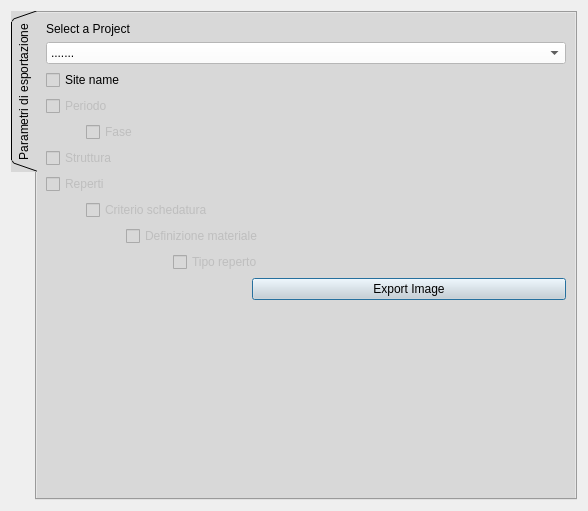
Qt form gui/ui/Images_directory_export.ui (enzococca/HFF) before a commit.
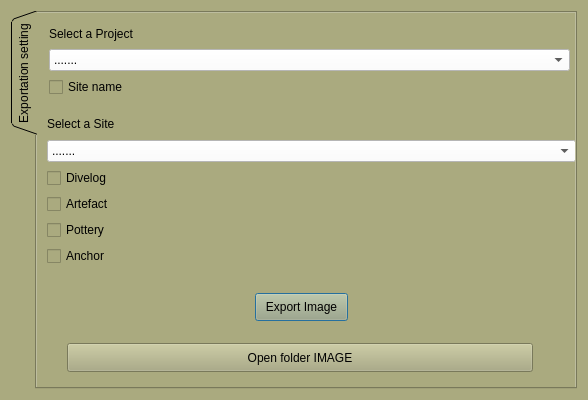
The same form after that commit. Icons and pictures are not drawn.

Commit message: export excel

What changed in the file:
```diff
--- a/gui/ui/Images_directory_export.ui
+++ b/gui/ui/Images_directory_export.ui
@@ -13,7 +13,7 @@
     <x>0</x>
     <y>0</y>
     <width>588</width>
-    <height>511</height>
+    <height>400</height>
    </rect>
   </property>
   <property name="minimumSize">
@@ -38,6 +38,9 @@
    <iconset>
     <normaloff>:/icons/directoryExp.png</normaloff>:/icons/directoryExp.png</iconset>
   </property>
+  <property name="styleSheet">
+   <string notr="true">background-color: rgb(170, 170, 127);</string>
+  </property>
   <layout class="QGridLayout" name="gridLayout_2">
    <item row="0" column="0">
     <widget class="QTabWidget" name="tabWidget">
@@ -48,7 +51,7 @@
       </sizepolicy>
      </property>
      <property name="styleSheet">
-      <string notr="true">background-color: rgb(216, 216, 216);</string>
+      <string notr="true">background-color: rgb(170, 170, 127);</string>
      </property>
      <property name="tabPosition">
       <enum>QTabWidget::West</enum>
@@ -61,365 +64,266 @@
      </property>
      <widget class="QWidget" name="tab">
       <attribute name="title">
-       <string>Parametri di esportazione</string>
+       <string>Exportation setting</string>
       </attribute>
-      <layout class="QFormLayout" name="formLayout">
-       <item row="1" column="0" colspan="2">
-        <layout class="QGridLayout" name="gridLayout">
-         <property name="sizeConstraint">
-          <enum>QLayout::SetFixedSize</enum>
-         </property>
-         <item row="6" column="0" colspan="5">
-          <layout class="QHBoxLayout" name="horizontalLayout_5">
-           <item>
-            <layout class="QHBoxLayout" name="horizontalLayout_3">
-             <item>
-              <spacer name="horizontalSpacer_2">
-               <property name="orientation">
-                <enum>Qt::Horizontal</enum>
-               </property>
-               <property name="sizeHint" stdset="0">
-                <size>
-                 <width>40</width>
-                 <height>20</height>
-                </size>
-               </property>
-              </spacer>
-             </item>
-             <item>
-              <widget class="QCheckBox" name="checkBox_criterio_schedatura">
-               <property name="enabled">
-                <bool>false</bool>
-               </property>
-               <property name="text">
-                <string>Criterio schedatura</string>
-               </property>
-              </widget>
-             </item>
-            </layout>
-           </item>
-           <item>
-            <spacer name="horizontalSpacer_5">
-             <property name="orientation">
-              <enum>Qt::Horizontal</enum>
-             </property>
-             <property name="sizeHint" stdset="0">
-              <size>
-               <width>40</width>
-               <height>20</height>
-              </size>
-             </property>
-            </spacer>
-           </item>
-          </layout>
-         </item>
-         <item row="5" column="2" colspan="4">
-          <spacer name="horizontalSpacer_10">
-           <property name="orientation">
-            <enum>Qt::Horizontal</enum>
-           </property>
-           <property name="sizeHint" stdset="0">
-            <size>
-             <width>438</width>
-             <height>20</height>
-            </size>
-           </property>
-          </spacer>
-         </item>
-         <item row="2" column="3" colspan="3">
-          <spacer name="horizontalSpacer_8">
-           <property name="orientation">
-            <enum>Qt::Horizontal</enum>
-           </property>
-           <property name="sizeHint" stdset="0">
-            <size>
-             <width>408</width>
-             <height>20</height>
-            </size>
-           </property>
-          </spacer>
-         </item>
-         <item row="4" column="2" colspan="4">
-          <spacer name="horizontalSpacer_9">
-           <property name="orientation">
-            <enum>Qt::Horizontal</enum>
-           </property>
-           <property name="sizeHint" stdset="0">
-            <size>
-             <width>438</width>
-             <height>20</height>
-            </size>
-           </property>
-          </spacer>
-         </item>
-         <item row="7" column="0" colspan="5">
-          <layout class="QHBoxLayout" name="horizontalLayout_2">
-           <item>
-            <spacer name="horizontalSpacer_3">
-             <property name="orientation">
-              <enum>Qt::Horizontal</enum>
-             </property>
-             <property name="sizeType">
-              <enum>QSizePolicy::Minimum</enum>
-             </property>
-             <property name="sizeHint" stdset="0">
-              <size>
-               <width>80</width>
-               <height>20</height>
-              </size>
-             </property>
-            </spacer>
-           </item>
-           <item>
-            <widget class="QCheckBox" name="checkBox_definizione_materiale">
-             <property name="enabled">
-              <bool>false</bool>
-             </property>
-             <property name="text">
-              <string>Definizione materiale</string>
-             </property>
-            </widget>
-           </item>
-          </layout>
-         </item>
-         <item row="7" column="5">
-          <spacer name="horizontalSpacer_12">
-           <property name="orientation">
-            <enum>Qt::Horizontal</enum>
-           </property>
-           <property name="sizeHint" stdset="0">
-            <size>
-             <width>170</width>
-             <height>20</height>
-            </size>
-           </property>
-          </spacer>
-         </item>
-         <item row="6" column="5">
-          <spacer name="horizontalSpacer_11">
-           <property name="orientation">
-            <enum>Qt::Horizontal</enum>
-           </property>
-           <property name="sizeHint" stdset="0">
-            <size>
-             <width>288</width>
-             <height>20</height>
-            </size>
-           </property>
-          </spacer>
-         </item>
-         <item row="8" column="0" colspan="5">
-          <layout class="QHBoxLayout" name="horizontalLayout">
-           <item>
-            <spacer name="horizontalSpacer_4">
-             <property name="orientation">
-              <enum>Qt::Horizontal</enum>
-             </property>
-             <property name="sizeType">
-              <enum>QSizePolicy::Expanding</enum>
-             </property>
-             <property name="sizeHint" stdset="0">
-              <size>
-               <width>120</width>
-               <height>20</height>
-              </size>
-             </property>
-            </spacer>
-           </item>
-           <item>
-            <widget class="QCheckBox" name="checkBox_tipo_reperto">
-             <property name="enabled">
-              <bool>false</bool>
-             </property>
-             <property name="text">
-              <string>Tipo reperto</string>
-             </property>
-            </widget>
-           </item>
-          </layout>
-         </item>
-         <item row="1" column="0">
-          <widget class="QCheckBox" name="checkBox_periodo">
-           <property name="enabled">
-            <bool>false</bool>
-           </property>
+      <widget class="QPushButton" name="pushButton_exp_icons">
+       <property name="geometry">
+        <rect>
+         <x>218</x>
+         <y>280</y>
+         <width>93</width>
+         <height>28</height>
+        </rect>
+       </property>
+       <property name="text">
+        <string>Export Image</string>
+       </property>
+      </widget>
+      <widget class="QWidget" name="layoutWidget">
+       <property name="geometry">
+        <rect>
+         <x>12</x>
+         <y>12</y>
+         <width>521</width>
+         <height>72</height>
+        </rect>
+       </property>
+       <layout class="QGridLayout" name="gridLayout">
+        <item row="0" column="0">
+         <widget class="QLabel" name="label">
+          <property name="text">
+           <string>Select a Project</string>
+          </property>
+         </widget>
+        </item>
+        <item row="2" column="0">
+         <widget class="QCheckBox" name="checkBox_SITE">
+          <property name="styleSheet">
+           <string notr="true">selection-background-color: rgb(255, 255, 255);</string>
+          </property>
+          <property name="text">
+           <string>Site name</string>
+          </property>
+          <property name="tristate">
+           <bool>false</bool>
+          </property>
+         </widget>
+        </item>
+        <item row="2" column="1">
+         <spacer name="horizontalSpacer_6">
+          <property name="orientation">
+           <enum>Qt::Horizontal</enum>
+          </property>
+          <property name="sizeHint" stdset="0">
+           <size>
+            <width>388</width>
+            <height>20</height>
+           </size>
+          </property>
+         </spacer>
+        </item>
+        <item row="1" column="0" colspan="2">
+         <widget class="QComboBox" name="comboBox_p_name">
+          <property name="enabled">
+           <bool>true</bool>
+          </property>
+          <property name="mouseTracking">
+           <bool>false</bool>
+          </property>
+          <property name="contextMenuPolicy">
+           <enum>Qt::DefaultContextMenu</enum>
+          </property>
+          <property name="acceptDrops">
+           <bool>false</bool>
+          </property>
+          <property name="styleSheet">
+           <string notr="true">background-color: rgb(255, 255, 255);</string>
+          </property>
+          <property name="editable">
+           <bool>false</bool>
+          </property>
+          <property name="currentText">
+           <string>.......</string>
+          </property>
+          <property name="duplicatesEnabled">
+           <bool>false</bool>
+          </property>
+          <property name="frame">
+           <bool>true</bool>
+          </property>
+          <item>
            <property name="text">
-            <string>Periodo</string>
+            <string>.......</string>
            </property>
-          </widget>
-         </item>
-         <item row="2" column="0" colspan="3">
-          <layout class="QHBoxLayout" name="horizontalLayout_4">
-           <item>
-            <spacer name="horizontalSpacer">
-             <property name="orientation">
-              <enum>Qt::Horizontal</enum>
-             </property>
-             <property name="sizeType">
-              <enum>QSizePolicy::Preferred</enum>
-             </property>
-             <property name="sizeHint" stdset="0">
-              <size>
-               <width>40</width>
-               <height>20</height>
-              </size>
-             </property>
-            </spacer>
-           </item>
-           <item>
-            <widget class="QCheckBox" name="checkBox_fase">
-             <property name="enabled">
-              <bool>false</bool>
-             </property>
-             <property name="text">
-              <string>Fase</string>
-             </property>
-            </widget>
-           </item>
-          </layout>
-         </item>
-         <item row="4" column="0" colspan="2">
-          <widget class="QCheckBox" name="checkBox_struttura">
-           <property name="enabled">
-            <bool>false</bool>
-           </property>
+          </item>
+         </widget>
+        </item>
+       </layout>
+      </widget>
+      <widget class="QWidget" name="layoutWidget">
+       <property name="geometry">
+        <rect>
+         <x>10</x>
+         <y>100</y>
+         <width>529</width>
+         <height>153</height>
+        </rect>
+       </property>
+       <layout class="QGridLayout" name="gridLayout_3">
+        <item row="0" column="0" colspan="2">
+         <widget class="QLabel" name="label_2">
+          <property name="text">
+           <string>Select a Site</string>
+          </property>
+         </widget>
+        </item>
+        <item row="1" column="0" colspan="3">
+         <widget class="QComboBox" name="comboBox_location">
+          <property name="enabled">
+           <bool>true</bool>
+          </property>
+          <property name="mouseTracking">
+           <bool>false</bool>
+          </property>
+          <property name="contextMenuPolicy">
+           <enum>Qt::DefaultContextMenu</enum>
+          </property>
+          <property name="acceptDrops">
+           <bool>false</bool>
+          </property>
+          <property name="styleSheet">
+           <string notr="true">background-color: rgb(255, 255, 255);</string>
+          </property>
+          <property name="editable">
+           <bool>false</bool>
+          </property>
+          <property name="currentText">
+           <string>.......</string>
+          </property>
+          <property name="duplicatesEnabled">
+           <bool>false</bool>
+          </property>
+          <property name="frame">
+           <bool>true</bool>
+          </property>
+          <item>
            <property name="text">
-            <string>Struttura</string>
-           </property>
-          </widget>
-         </item>
-         <item row="0" column="4" colspan="2">
-          <spacer name="horizontalSpacer_6">
-           <property name="orientation">
-            <enum>Qt::Horizontal</enum>
-           </property>
-           <property name="sizeHint" stdset="0">
-            <size>
-             <width>388</width>
-             <height>20</height>
-            </size>
-           </property>
-          </spacer>
-         </item>
-         <item row="0" column="0" colspan="4">
-          <widget class="QCheckBox" name="checkBox_SITE">
-           <property name="styleSheet">
-            <string notr="true">selection-background-color: rgb(255, 255, 255);</string>
-           </property>
-           <property name="text">
-            <string>Site name</string>
-           </property>
-           <property name="tristate">
-            <bool>false</bool>
-           </property>
-          </widget>
-         </item>
-         <item row="1" column="1" colspan="5">
-          <spacer name="horizontalSpacer_7">
-           <property name="orientation">
-            <enum>Qt::Horizontal</enum>
-           </property>
-           <property name="sizeHint" stdset="0">
-            <size>
-             <width>448</width>
-             <height>20</height>
-            </size>
-           </property>
-          </spacer>
-         </item>
-         <item row="8" column="5">
-          <spacer name="horizontalSpacer_13">
-           <property name="orientation">
-            <enum>Qt::Horizontal</enum>
-           </property>
-           <property name="sizeHint" stdset="0">
-            <size>
-             <width>288</width>
-             <height>20</height>
-            </size>
-           </property>
-          </spacer>
-         </item>
-         <item row="5" column="0">
-          <widget class="QCheckBox" name="checkBox_reperti">
-           <property name="enabled">
-            <bool>false</bool>
-           </property>
-           <property name="text">
-            <string>Reperti</string>
-           </property>
-          </widget>
-         </item>
-        </layout>
-       </item>
-       <item row="0" column="0" colspan="2">
-        <layout class="QVBoxLayout" name="verticalLayout">
-         <item>
-          <widget class="QLabel" name="label">
-           <property name="text">
-            <string>Select a Project</string>
-           </property>
-          </widget>
-         </item>
-         <item>
-          <widget class="QComboBox" name="comboBox_p_name">
-           <property name="enabled">
-            <bool>true</bool>
-           </property>
-           <property name="mouseTracking">
-            <bool>false</bool>
-           </property>
-           <property name="contextMenuPolicy">
-            <enum>Qt::DefaultContextMenu</enum>
-           </property>
-           <property name="acceptDrops">
-            <bool>false</bool>
-           </property>
-           <property name="styleSheet">
-            <string notr="true">background-color: rgb(255, 255, 255);</string>
-           </property>
-           <property name="editable">
-            <bool>false</bool>
-           </property>
-           <property name="currentText">
             <string>.......</string>
            </property>
-           <property name="duplicatesEnabled">
-            <bool>false</bool>
-           </property>
-           <property name="frame">
-            <bool>true</bool>
-           </property>
-           <item>
-            <property name="text">
-             <string>.......</string>
-            </property>
-           </item>
-          </widget>
-         </item>
-        </layout>
-       </item>
-       <item row="2" column="1">
-        <widget class="QPushButton" name="pushButton_exp_icons">
-         <property name="text">
-          <string>Export Image</string>
-         </property>
-        </widget>
-       </item>
-       <item row="2" column="0">
-        <spacer name="horizontalSpacer_14">
-         <property name="orientation">
-          <enum>Qt::Horizontal</enum>
-         </property>
-         <property name="sizeHint" stdset="0">
-          <size>
-           <width>200</width>
-           <height>20</height>
-          </size>
-         </property>
-        </spacer>
-       </item>
-      </layout>
+          </item>
+         </widget>
+        </item>
+        <item row="2" column="0">
+         <widget class="QCheckBox" name="checkBox_divelog">
+          <property name="enabled">
+           <bool>true</bool>
+          </property>
+          <property name="text">
+           <string>Divelog</string>
+          </property>
+         </widget>
+        </item>
+        <item row="2" column="1" colspan="2">
+         <spacer name="horizontalSpacer_7">
+          <property name="orientation">
+           <enum>Qt::Horizontal</enum>
+          </property>
+          <property name="sizeHint" stdset="0">
+           <size>
+            <width>448</width>
+            <height>20</height>
+           </size>
+          </property>
+         </spacer>
+        </item>
+        <item row="3" column="0">
+         <widget class="QCheckBox" name="checkBox_artefact">
+          <property name="enabled">
+           <bool>true</bool>
+          </property>
+          <property name="text">
+           <string>Artefact</string>
+          </property>
+         </widget>
+        </item>
+        <item row="3" column="2">
+         <spacer name="horizontalSpacer_8">
+          <property name="orientation">
+           <enum>Qt::Horizontal</enum>
+          </property>
+          <property name="sizeHint" stdset="0">
+           <size>
+            <width>408</width>
+            <height>20</height>
+           </size>
+          </property>
+         </spacer>
+        </item>
+        <item row="4" column="0">
+         <widget class="QCheckBox" name="checkBox_pottery">
+          <property name="enabled">
+           <bool>true</bool>
+          </property>
+          <property name="text">
+           <string>Pottery</string>
+          </property>
+         </widget>
+        </item>
+        <item row="4" column="2">
+         <spacer name="horizontalSpacer_9">
+          <property name="orientation">
+           <enum>Qt::Horizontal</enum>
+          </property>
+          <property name="sizeHint" stdset="0">
+           <size>
+            <width>438</width>
+            <height>20</height>
+           </size>
+          </property>
+         </spacer>
+        </item>
+        <item row="5" column="0">
+         <widget class="QCheckBox" name="checkBox_anchor">
+          <property name="enabled">
+           <bool>true</bool>
+          </property>
+          <property name="text">
+           <string>Anchor</string>
+          </property>
+         </widget>
+        </item>
+        <item row="5" column="2">
+         <spacer name="horizontalSpacer_10">
+          <property name="orientation">
+           <enum>Qt::Horizontal</enum>
+          </property>
+          <property name="sizeHint" stdset="0">
+           <size>
+            <width>438</width>
+            <height>20</height>
+           </size>
+          </property>
+         </spacer>
+        </item>
+       </layout>
+      </widget>
+      <widget class="QPushButton" name="pushButton_open_dir">
+       <property name="geometry">
+        <rect>
+         <x>30</x>
+         <y>330</y>
+         <width>466</width>
+         <height>29</height>
+        </rect>
+       </property>
+       <property name="text">
+        <string>Open folder IMAGE</string>
+       </property>
+       <property name="icon">
+        <iconset resource="../../resources/resources.qrc">
+         <normaloff>:/icons/directoryExp.png</normaloff>:/icons/directoryExp.png</iconset>
+       </property>
+      </widget>
      </widget>
     </widget>
    </item>
```
Left out of the diff: 5 changed lines with no effect on the pictures. The commit also changes 7 other files.
